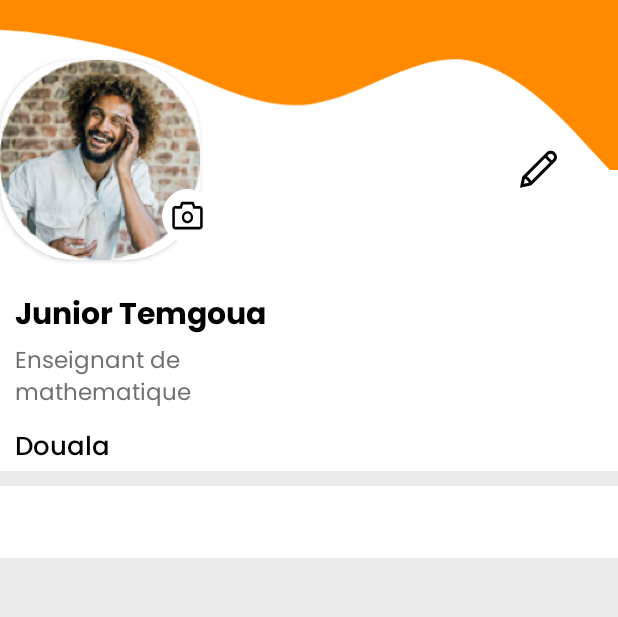
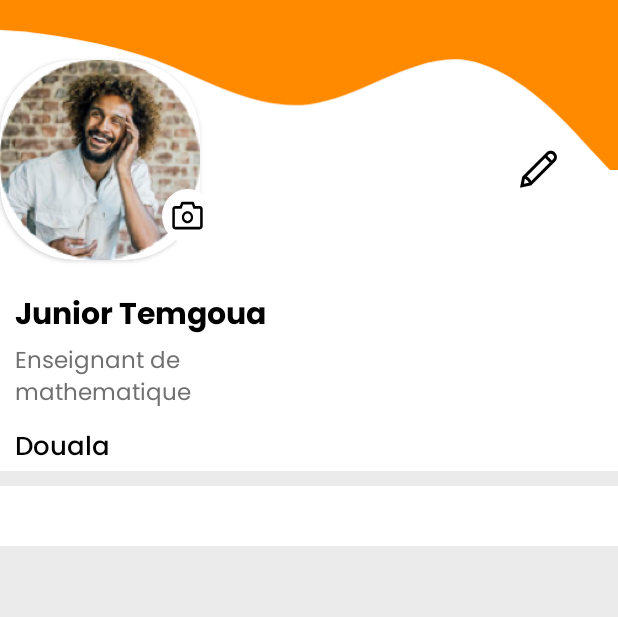
Before and after one commit to catelle/JCCL_Workshop_Odc, an Android app: the layout fragment_profil_fragment.xml on its own in the app's theme, with its tools: preview values and no code run, on a phone screen of 412 x 824 dp, the part 104-721 px from its top. Run offline under Robolectric (Android 15) with nearby library versions, the phone set to English and light mode, and no system bars.

```diff
--- a/app/build.gradle
+++ b/app/build.gradle
@@ -53,6 +53,7 @@ dependencies {
     implementation 'com.google.firebase:firebase-analytics'
     implementation 'com.google.firebase:firebase-firestore'
     implementation 'com.google.firebase:firebase-auth'
+    implementation 'com.google.firebase:firebase-storage'
 
     //TimeLine Vipulsri
     implementation 'com.github.vipulasri:timelineview:1.1.5'
--- a/app/src/main/java/com/example/jccl_network_project/MainActivity.java
+++ b/app/src/main/java/com/example/jccl_network_project/MainActivity.java
@@ -23,7 +23,6 @@ public class MainActivity extends AppCompatActivity {
     protected void onCreate(Bundle savedInstanceState) {
         super.onCreate(savedInstanceState);
         setContentView(R.layout.activity_main);
-        getSupportActionBar().hide();
 
         bottomNavigation = findViewById(R.id.bottom_navigation);
         bottomNavigation.setOnNavigationItemSelectedListener( navigationItemSelectedListener);
--- a/app/src/main/res/layout/activity_detail_publication_doc.xml
+++ b/app/src/main/res/layout/activity_detail_publication_doc.xml
@@ -76,6 +76,7 @@
 
                 <!-- Description document -->
                 <TextView
+                    android:id="@+id/text_description"
                     style="@style/medium_description"
                     android:layout_width="wrap_content"
                     android:layout_height="wrap_content"
@@ -359,7 +360,7 @@
             <LinearLayout
                 android:layout_width="match_parent"
                 android:layout_height="wrap_content"
-                android:layout_marginTop="@dimen/margin_top"
+                android:layout_marginTop="5dp"
                 android:padding="@dimen/margin_top"
                 android:layout_marginBottom="@dimen/margin_top"
                 android:orientation="horizontal"
@@ -373,7 +374,6 @@
                     android:layout_marginStart="@dimen/margin_right_left"
                     android:background="@drawable/shape_edit_text"
                     android:hint="@string/text_leave_comment"
-                    android:lines="2"
                     android:padding="5dp"
                     android:layout_weight="2"
                      />
--- a/app/src/main/res/layout/fragment_profil_fragment.xml
+++ b/app/src/main/res/layout/fragment_profil_fragment.xml
@@ -71,7 +71,6 @@
                         app:layout_constraintTop_toTopOf="parent" />
 
                     <!-- User picture -->
-
                     <androidx.cardview.widget.CardView
                         android:id="@+id/cardView"
                         android:layout_width="wrap_content"
@@ -155,7 +154,7 @@
                 <com.google.android.material.tabs.TabLayout
                     android:id="@+id/tabLayout"
                     android:layout_width="match_parent"
-                    android:layout_height="wrap_content"
+                    android:layout_height="40dp"
                     android:layout_marginTop="10dp"
                     android:background="@color/white"
                     app:layout_constraintEnd_toEndOf="parent"
@@ -166,13 +165,15 @@
                 <androidx.viewpager2.widget.ViewPager2
                     android:id="@+id/viewpager2"
                     android:layout_width="match_parent"
-                    android:layout_height="wrap_content"
+                    android:layout_height="0dp"
                     android:layout_marginTop="10dp"
                     android:background="@color/white"
                     app:layout_constraintBottom_toBottomOf="parent"
                     app:layout_constraintEnd_toEndOf="parent"
+                    app:layout_constraintHorizontal_bias="1.0"
                     app:layout_constraintStart_toStartOf="parent"
-                    app:layout_constraintTop_toBottomOf="@+id/tabLayout" />
+                    app:layout_constraintTop_toBottomOf="@+id/tabLayout"
+                    app:layout_constraintVertical_bias="0.0" />
 
             </androidx.constraintlayout.widget.ConstraintLayout>
 
```
Also changed, not shown: app/src/main/AndroidManifest.xml (+9 -13 lines), app/src/main/java/com/example/jccl_network_project/detail_pages/DetailPublication_doc.java (+44 -11 lines).
